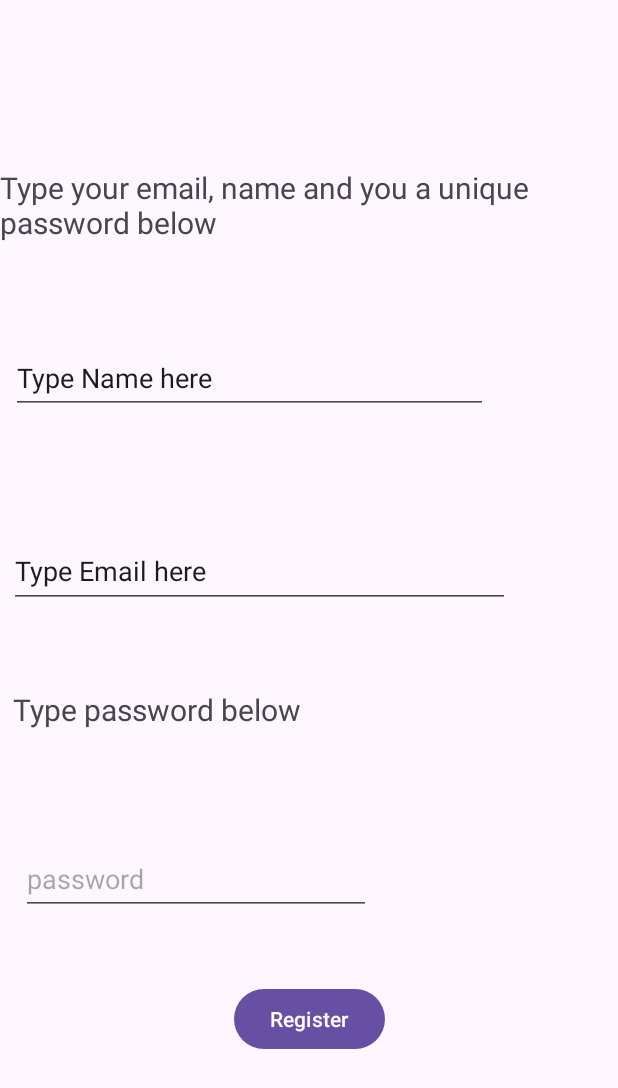
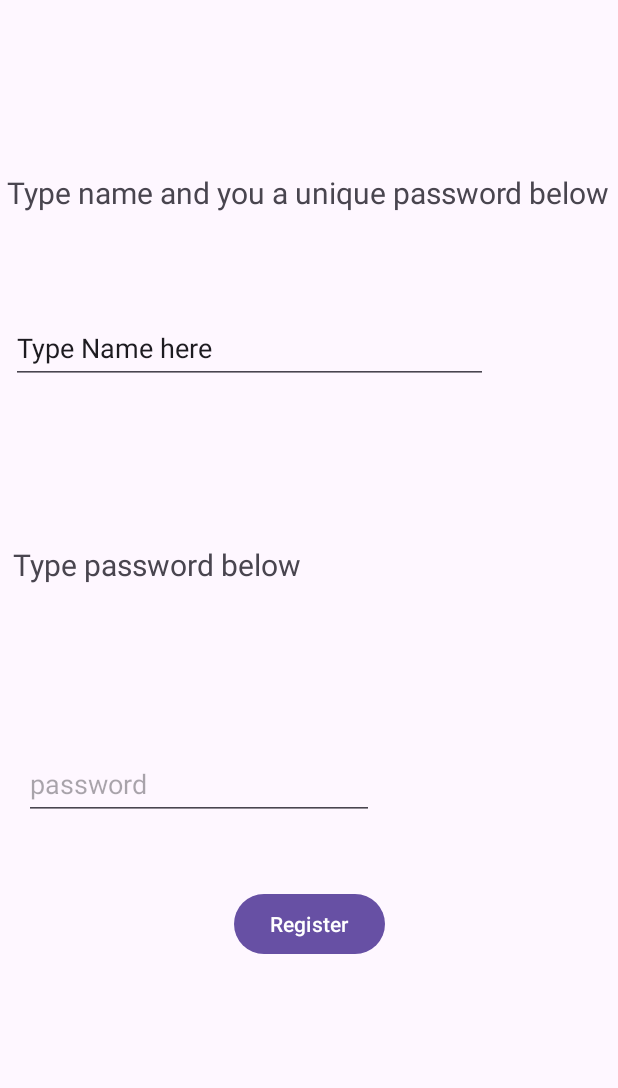
Before and after one commit to AdamB64/Budget, an Android app: the RegisterFragment screen opened through its navigation route, after a tap on "Register", on a phone screen of 412 x 824 dp. Shown: the top 1088 px of the screen. Run offline under Robolectric (Android 15) with nearby library versions, the phone set to English and light mode, and no system bars; our stand-ins replace Volley; network calls fail.

Commit message:
kinda working login

```diff
--- a/app/src/main/java/com/example/budget/RegisterFragment.java
+++ b/app/src/main/java/com/example/budget/RegisterFragment.java
@@ -106,16 +106,12 @@ public class RegisterFragment extends Fragment implements View.OnClickListener{
         boolean r =false;
         // Retrieve data from input fields
         String userName = ((EditText) view.findViewById(R.id.InputName)).getText().toString();
-        String userEmail = ((EditText) view.findViewById(R.id.InputEmail)).getText().toString();
         String userPassword = ((EditText) view.findViewById(R.id.InputPassword)).getText().toString();
         // Assuming you have a JSONObject with the data you want to write
         JSONObject postData = new JSONObject();
         try {
-            if(userName.isEmpty()==true || userEmail.isEmpty() ==true|| userPassword.isEmpty()==true)
-            {
+            if(userName.isEmpty()==true || userPassword.isEmpty()==true) {
                 Toast.makeText(getContext(), "Must have input in all fields", Toast.LENGTH_SHORT).show();
-            } else if (userEmail.contains("@")==false) {
-                Toast.makeText(getContext(), "email must have a @", Toast.LENGTH_SHORT).show();
             }else {
                 r=true;
                 // Create an array for expenses
@@ -138,7 +134,6 @@ public class RegisterFragment extends Fragment implements View.OnClickListener{
 
                 // Put arrays into the JSON object
                 postData.put("UserName", userName);
-                postData.put("Email", userEmail);
                 postData.put("Password", userPassword);
                 postData.put("Expenses", expensesArray);
                 postData.put("Income", incomeArray);
@@ -152,7 +147,7 @@ public class RegisterFragment extends Fragment implements View.OnClickListener{
         }
 
         // The URL to which you want to send the POST request
-        String writeUrl = "https://weather-f9ae8-default-rtdb.firebaseio.com/Budget.json";
+        String writeUrl = "https://weather-f9ae8-default-rtdb.firebaseio.com/Budget/"+userName+".json";
 
         // Create a JsonObjectRequest with POST method
         JsonObjectRequest jsonRequest = new JsonObjectRequest(
--- a/app/src/main/res/layout/fragment_register.xml
+++ b/app/src/main/res/layout/fragment_register.xml
@@ -34,33 +34,17 @@
         app:layout_constraintTop_toBottomOf="@+id/RegisterTitle"
         app:layout_constraintVertical_bias="0.0" />
 
-    <EditText
-        android:id="@+id/InputEmail"
-        android:layout_width="334dp"
-        android:layout_height="49dp"
-        android:ems="10"
-        android:inputType="text"
-        android:text="@string/tvEmail"
-        app:layout_constraintBottom_toBottomOf="parent"
-        app:layout_constraintEnd_toEndOf="parent"
-        app:layout_constraintHorizontal_bias="0.079"
-        app:layout_constraintStart_toStartOf="parent"
-        app:layout_constraintTop_toBottomOf="@+id/InputName"
-        app:layout_constraintVertical_bias="0.161" />
-
     <TextView
         android:id="@+id/TextPassword"
         android:layout_width="243dp"
         android:layout_height="30dp"
-        android:layout_marginTop="54dp"
         android:text="@string/tvPassword"
         android:textSize="20sp"
-        app:layout_constraintBottom_toBottomOf="parent"
+        app:layout_constraintBottom_toTopOf="@+id/InputPassword"
         app:layout_constraintEnd_toEndOf="parent"
         app:layout_constraintHorizontal_bias="0.05"
         app:layout_constraintStart_toStartOf="parent"
-        app:layout_constraintTop_toBottomOf="@+id/InputEmail"
-        app:layout_constraintVertical_bias="0.0" />
+        app:layout_constraintTop_toBottomOf="@+id/InputName" />
 
     <EditText
         android:id="@+id/InputPassword"
@@ -71,10 +55,10 @@
         android:inputType="textPassword"
         app:layout_constraintBottom_toBottomOf="parent"
         app:layout_constraintEnd_toEndOf="parent"
-        app:layout_constraintHorizontal_bias="0.079"
+        app:layout_constraintHorizontal_bias="0.089"
         app:layout_constraintStart_toStartOf="parent"
-        app:layout_constraintTop_toBottomOf="@+id/TextPassword"
-        app:layout_constraintVertical_bias="0.254" />
+        app:layout_constraintTop_toBottomOf="@+id/InputName"
+        app:layout_constraintVertical_bias="0.467" />
 
     <Button
         android:id="@+id/BntRegister"
--- a/app/src/main/res/values/strings.xml
+++ b/app/src/main/res/values/strings.xml
@@ -18,15 +18,15 @@
     <string name="tvLoginNav">Click here to login for out budget app</string>
 
     <!--String Resources for the register fragment-->
-    <string name="tvRegisterTitle">Type your email, name and you a unique password below</string>
-    <string name="tvEmail">Type Email here</string>
+    <string name="tvRegisterTitle">Type name and you a unique password below</string>
     <string name="tvName">Type Name here</string>
     <string name="tvRegister">Register</string>
 
     <!--String resources for the login fragment-->
-    <string name="tvTitleLogin">Type below your name/email and password to login</string>
-    <string name="tvName_Email">Type Email/Name here</string>
+    <string name="tvTitleLogin">Type below your name and password to login</string>
+    <string name="tvName_Email">Type Name here</string>
     <string name="tvLogin">Login</string>
+    <string name="tvPasswordInput"></string>
 
     <!--String resources for the budget Fragment-->
     <string name="tvTitleBudget">Here you can see your budget and also your percentage towards your goal</string>
```
Also changed, not shown: app/src/main/java/com/example/budget/LoginFragment.java (+76 -5 lines), app/src/main/res/layout/fragment_login.xml (+20 -20 lines).
